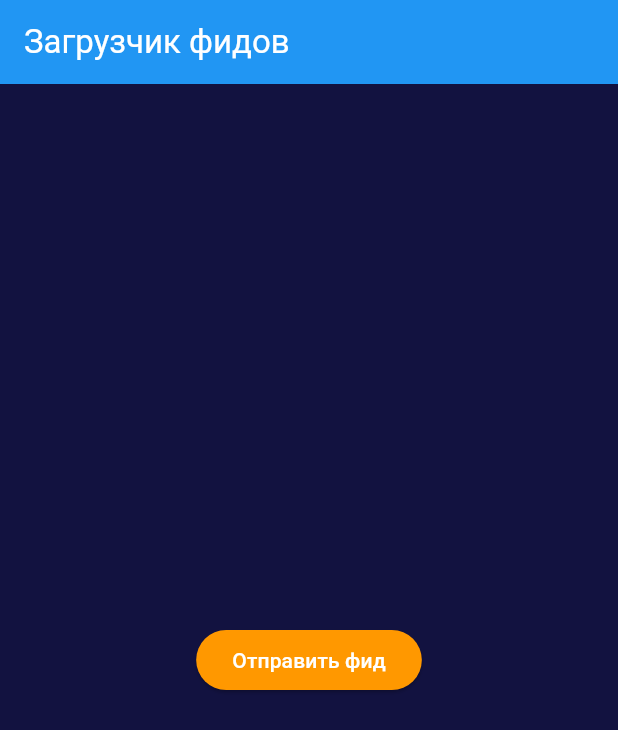
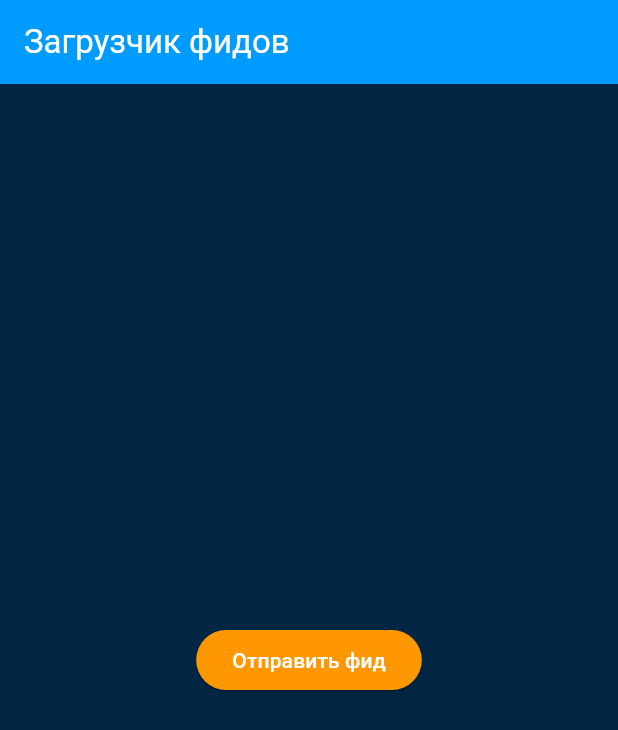
Before and after one commit to Vol-vo/hackaton_333, a Flutter app: the screen it shows after launch, on a phone screen of 412 x 824 dp. Shown: the top 730 px of the screen. Run offline on Flutter 3.47's test engine with Material 3 defaults, Android fonts, the phone set to English and light mode, and no system bars; our stand-ins replace bloc, flutter_bloc.

Commit message:
add bloc

```diff
--- a/lib/core/features/feed_loader/bloc/bloc/feed_loader_bloc.dart
+++ b/lib/core/features/feed_loader/bloc/bloc/feed_loader_bloc.dart
@@ -7,7 +7,7 @@ part 'feed_loader_state.dart';
 class FeedLoaderBloc extends Bloc<FeedLoaderEvent, FeedLoaderState> {
   FeedLoaderBloc() : super(FeedLoaderInitial()) {
     on<FeedLoaderEvent>((event, emit) {
-      // TODO: implement event handler
+
     });
   }
 }
--- a/lib/core/features/feed_loader/presentation/feed_loader_screen.dart
+++ b/lib/core/features/feed_loader/presentation/feed_loader_screen.dart
@@ -1,4 +1,5 @@
 import 'package:flutter/material.dart';
+import 'package:hackaton_333/core/styles/color.dart';
 
 class FeedLoaderScreen extends StatelessWidget {
   const FeedLoaderScreen({super.key});
@@ -10,22 +11,23 @@ class FeedLoaderScreen extends StatelessWidget {
         title: const Text(
           'Загрузчик фидов',
           style: TextStyle(
-            color: Colors.white,
+            color: UIColors.textColor,
           ),
         ),
-        backgroundColor: Colors.blue,
+        backgroundColor: UIColors.appBarColor,
       ),
-      backgroundColor: Color(0xFF121240),
+      backgroundColor: UIColors.backgroundColor,
       body: Center(
         child: ElevatedButton(
           onPressed: () {},
           style: ElevatedButton.styleFrom(
             backgroundColor: Colors.orange,
+
           ),
           child: const Text(
             'Отправить фид',
             style: TextStyle(
-              color: Colors.white,
+              color: UIColors.textColor,
             ),
           ),
         ),
--- /dev/null
+++ b/lib/core/styles/color.dart
@@ -0,0 +1,8 @@
+import 'package:flutter/material.dart';
+
+class UIColors {
+  static const backgroundColor = Color(0xFF002644);
+  static const accentColor = Color(0xFFF1911A);
+  static const appBarColor = Color(0xFF009bff);
+  static const textColor = Colors.white;
+}
--- a/lib/wrapper.dart
+++ b/lib/wrapper.dart
@@ -1,5 +1,6 @@
 import 'package:flutter/material.dart';
 import 'package:flutter_bloc/flutter_bloc.dart';
+import 'package:hackaton_333/core/features/feed_loader/bloc/bloc/feed_loader_bloc.dart';
 import 'package:hackaton_333/core/features/feed_loader/presentation/feed_loader_screen.dart';
 
 class Wrapper extends StatelessWidget {
@@ -7,10 +8,12 @@ class Wrapper extends StatelessWidget {
 
   @override
   Widget build(BuildContext context) {
+    // return FeedLoaderScreen();
     return MultiBlocProvider(
       providers: [
-        // BlocProvider<SendAndLoadingFileBloc>( оставил для примера
-        //     create: (context) => SendAndLoadingFileBloc()),
+        BlocProvider<FeedLoaderBloc>(
+          create: (context) => FeedLoaderBloc(),
+        ),
       ],
       child: const FeedLoaderScreen(),
     );
--- a/pubspec.yaml
+++ b/pubspec.yaml
@@ -37,6 +37,7 @@ dependencies:
   cupertino_icons: ^1.0.8
   bloc: ^8.1.4
   flutter_bloc: ^8.1.6
+  file_picker: ^8.1.4
 
 dev_dependencies:
   flutter_test:
```
Also changed, not shown: pubspec.lock, 6 other files.
